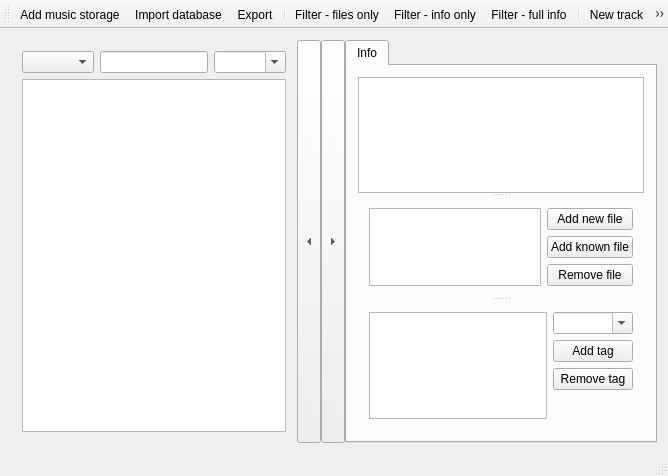
Before: the Qt Designer form mainwindow.ui in baldisbk/trackdb, drawn with Qt 5.
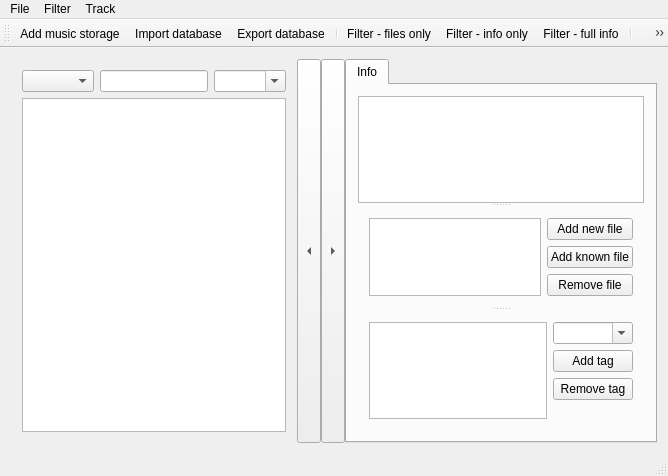
After: the same form once the commit is applied. Icons and pictures are not drawn.

Patch:
```diff
--- a/mainwindow.ui
+++ b/mainwindow.ui
@@ -164,7 +164,7 @@
                </item>
               </layout>
              </widget>
-             <widget class="QWidget" name="layoutWidget">
+             <widget class="QWidget" name="tagsLayoutWidget">
               <layout class="QHBoxLayout" name="tagsLayout" stretch="0,0">
                <item>
                 <widget class="QTableView" name="tagsView">
@@ -239,6 +239,37 @@
      <height>25</height>
     </rect>
    </property>
+   <widget class="QMenu" name="menuFile">
+    <property name="title">
+     <string>File</string>
+    </property>
+    <addaction name="actionAddFolder"/>
+    <addaction name="actionImport"/>
+    <addaction name="actionExport"/>
+   </widget>
+   <widget class="QMenu" name="menuFilter">
+    <property name="title">
+     <string>Filter</string>
+    </property>
+    <addaction name="actionFilterFullInfo"/>
+    <addaction name="actionFilterFilesOnly"/>
+    <addaction name="actionFilterInfoOnly"/>
+   </widget>
+   <widget class="QMenu" name="menuTrack">
+    <property name="title">
+     <string>Track</string>
+    </property>
+    <addaction name="actionNewTrack"/>
+    <addaction name="actionSaveTrack"/>
+    <addaction name="actionCancelChanges"/>
+    <addaction name="separator"/>
+    <addaction name="actionPlayTrack"/>
+    <addaction name="actionPlayTrackMinus"/>
+    <addaction name="actionPrint"/>
+   </widget>
+   <addaction name="menuFile"/>
+   <addaction name="menuFilter"/>
+   <addaction name="menuTrack"/>
   </widget>
   <widget class="QToolBar" name="mainToolBar">
    <attribute name="toolBarArea">
@@ -257,6 +288,7 @@
    <addaction name="separator"/>
    <addaction name="actionNewTrack"/>
    <addaction name="actionSaveTrack"/>
+   <addaction name="actionCancelChanges"/>
    <addaction name="actionPlayTrack"/>
    <addaction name="actionPlayTrackMinus"/>
    <addaction name="actionPrint"/>
@@ -343,7 +375,7 @@
      <normaloff>:/pics/save.png</normaloff>:/pics/save.png</iconset>
    </property>
    <property name="text">
-    <string>Export</string>
+    <string>Export database</string>
    </property>
   </action>
   <action name="actionSaveTrack">
@@ -382,6 +414,15 @@
     <string>Play track minus</string>
    </property>
   </action>
+  <action name="actionCancelChanges">
+   <property name="icon">
+    <iconset resource="pics.qrc">
+     <normaloff>:/pics/revert.png</normaloff>:/pics/revert.png</iconset>
+   </property>
+   <property name="text">
+    <string>Undo changes</string>
+   </property>
+  </action>
  </widget>
  <layoutdefault spacing="6" margin="11"/>
  <resources>
```
Left out of the diff: 4 changed lines with no effect on the pictures.
